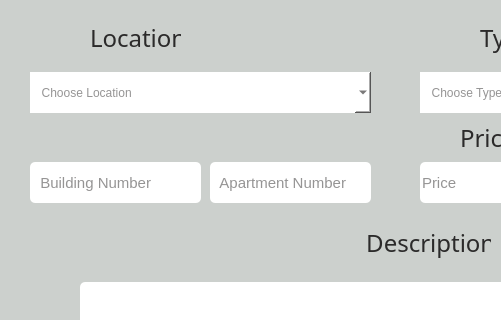
First picture: the form in Real-Estate-Portal/EditProperty.ui, repository RamyNasser4/Real-Estate-Portal, before the edit; both pictures show x 0 to 501 and y 178 to 498 of the 801 by 741 pixel window.
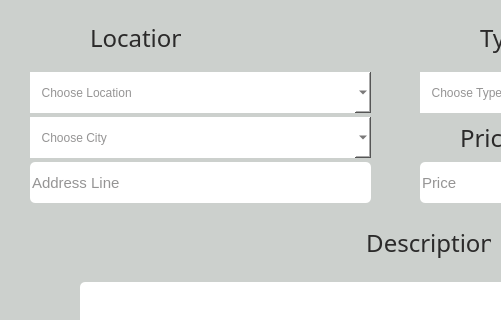
Second picture: the form after the edit. Icons and pictures are not drawn.

Commit message: City & Address Line

Patch:
```diff
--- a/Real-Estate-Portal/EditProperty.ui
+++ b/Real-Estate-Portal/EditProperty.ui
@@ -146,28 +146,12 @@
     <property name="frameShadow">
      <enum>QFrame::Shadow::Raised</enum>
     </property>
-    <widget class="QLineEdit" name="lineEdit">
-     <property name="geometry">
-      <rect>
-       <x>220</x>
-       <y>240</y>
-       <width>161</width>
-       <height>41</height>
-      </rect>
-     </property>
-     <property name="inputMethodHints">
-      <set>Qt::InputMethodHint::ImhDigitsOnly</set>
-     </property>
-     <property name="placeholderText">
-      <string>  Apartment Number</string>
-     </property>
-    </widget>
     <widget class="QLineEdit" name="lineEdit_2">
      <property name="geometry">
       <rect>
        <x>40</x>
        <y>240</y>
-       <width>171</width>
+       <width>341</width>
        <height>41</height>
       </rect>
      </property>
@@ -175,7 +159,7 @@
       <set>Qt::InputMethodHint::ImhDigitsOnly</set>
      </property>
      <property name="placeholderText">
-      <string>  Building Number</string>
+      <string>Address Line</string>
      </property>
     </widget>
     <widget class="QComboBox" name="comboBox">
@@ -617,6 +601,47 @@
       <string>Property ID:</string>
      </property>
     </widget>
+    <widget class="QComboBox" name="comboBox_3">
+     <property name="geometry">
+      <rect>
+       <x>40</x>
+       <y>195</y>
+       <width>341</width>
+       <height>41</height>
+      </rect>
+     </property>
+     <property name="cursor">
+      <cursorShape>PointingHandCursor</cursorShape>
+     </property>
+     <property name="placeholderText">
+      <string>  Choose City</string>
+     </property>
+     <item>
+      <property name="text">
+       <string>Cairo</string>
+      </property>
+     </item>
+     <item>
+      <property name="text">
+       <string>Giza</string>
+      </property>
+     </item>
+     <item>
+      <property name="text">
+       <string>Alexandria</string>
+      </property>
+     </item>
+     <item>
+      <property name="text">
+       <string/>
+      </property>
+     </item>
+     <item>
+      <property name="text">
+       <string/>
+      </property>
+     </item>
+    </widget>
    </widget>
    <widget class="QPushButton" name="homeImage">
     <property name="geometry">
```
The commit also changes 23 other files.
